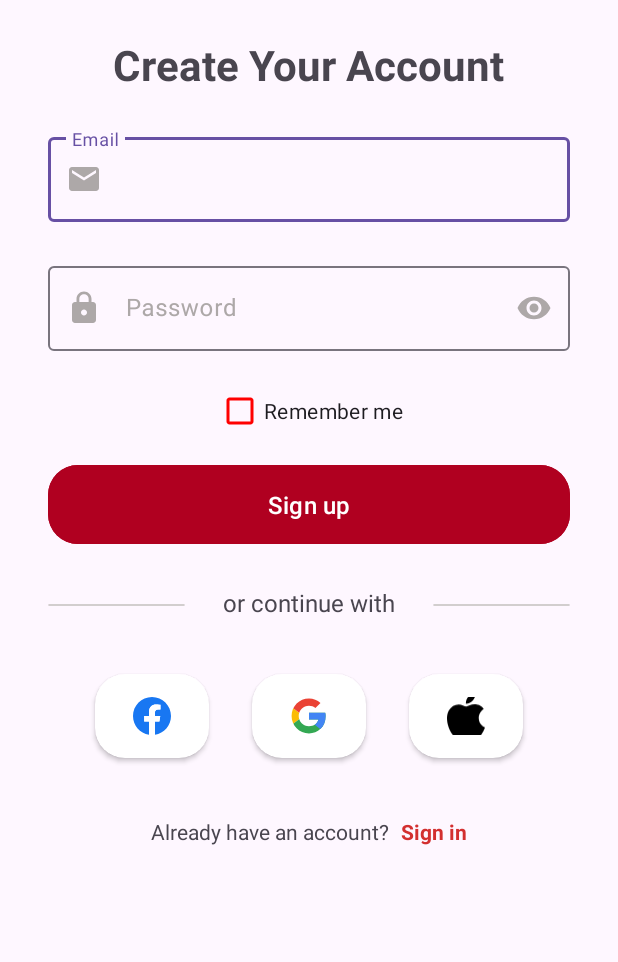
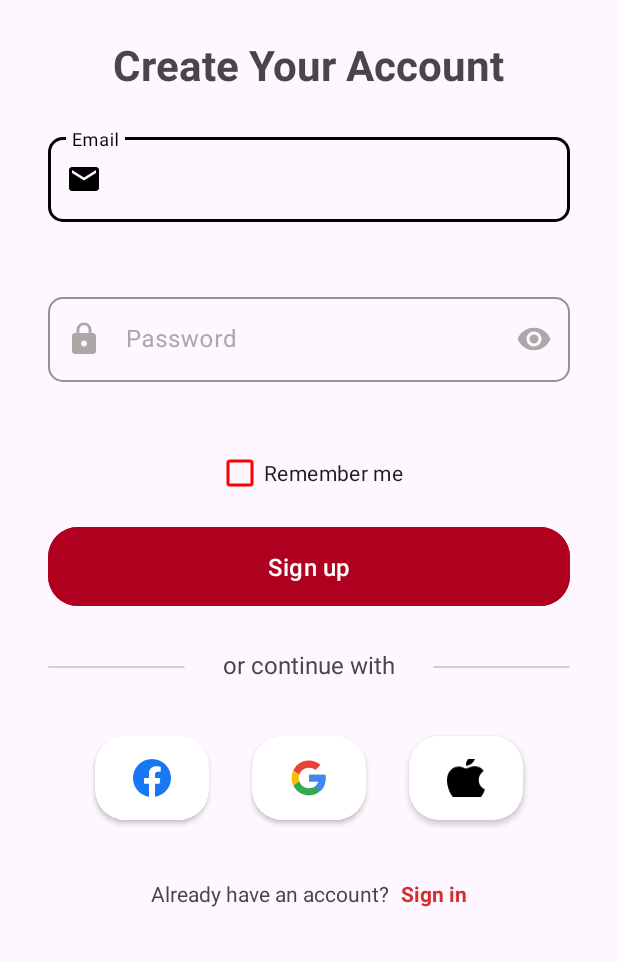
Before and after one commit to turanbalayev/movies-app, an Android app: the screen it shows after launch (MainActivity), on a phone screen of 412 x 824 dp, the part 274-1236 px from its top. Run offline under Robolectric (Android 15) with nearby library versions, the phone set to English and light mode, and no system bars.

Commit message:
Fix focused and hovered state of textfields in create account fragment

```diff
--- a/app/src/main/res/drawable/custom_input.xml
+++ b/app/src/main/res/drawable/custom_input.xml
@@ -1,18 +1,28 @@
 <?xml version="1.0" encoding="utf-8"?>
+<!--
+     Copyright (C) 2021 The Android Open Source Project
+
+     Licensed under the Apache License, Version 2.0 (the "License");
+     you may not use this file except in compliance with the License.
+     You may obtain a copy of the License at
+
+          http://www.apache.org/licenses/LICENSE-2.0
+
+     Unless required by applicable law or agreed to in writing, software
+     distributed under the License is distributed on an "AS IS" BASIS,
+     WITHOUT WARRANTIES OR CONDITIONS OF ANY KIND, either express or implied.
+     See the License for the specific language governing permissions and
+     limitations under the License.
+-->
 <selector xmlns:android="http://schemas.android.com/apk/res/android">
-    <item android:state_enabled="true" android:state_focused="true">
-        <shape android:shape="rectangle">
-            <solid android:color="@color/white" />
-            <stroke android:width="1dp" android:color="#FF0000" />
-            <corners android:radius="5dp" />
-        </shape>
-    </item>
-
-    <item android:state_enabled="true">
-        <shape android:shape="rectangle">
-            <solid android:color="@color/white" />
-            <stroke android:width="1dp" android:color="#ff0000" />
-            <corners android:radius="5dp" />
-        </shape>
-    </item>
+    <!-- Activated -->
+    <item android:color="#ADA8A8" android:state_activated="true"/>
+    <!-- Disabled -->
+    <item android:alpha="@dimen/m3_comp_outlined_text_field_disabled_supporting_text_opacity" android:color="@macro/m3_comp_outlined_text_field_disabled_supporting_text_color" android:state_enabled="false"/>
+    <!-- Focused -->
+    <item android:color="@color/black" android:state_focused="true"/>
+    <!-- Hovered -->
+    <item android:color="@color/black" android:state_hovered="true"/>
+    <!-- Normal -->
+    <item android:color="#ADA8A8"/>
 </selector>
--- a/app/src/main/res/layout/fragment_create_account.xml
+++ b/app/src/main/res/layout/fragment_create_account.xml
@@ -36,6 +36,10 @@
         app:layout_constraintTop_toBottomOf="@+id/imgMLogo" />
 
     <com.google.android.material.textfield.TextInputLayout
+        app:boxCornerRadiusBottomEnd="10dp"
+        app:boxCornerRadiusBottomStart="10dp"
+        app:boxCornerRadiusTopStart="10dp"
+        app:boxCornerRadiusTopEnd="10dp"
         android:id="@+id/outlinedTextFieldEmail"
         android:layout_width="0dp"
         android:layout_height="wrap_content"
@@ -43,13 +47,16 @@
         android:layout_marginTop="24dp"
         android:layout_marginEnd="32dp"
         android:hint="Email"
-        android:textColorHint="#ADA8A8"
-        app:boxStrokeErrorColor="#FF0000"
+        android:textColorHint="#ada8a8"
+        app:boxStrokeColor="#000000"
+        app:boxStrokeErrorColor="#ff0000"
+        app:errorEnabled="true"
+        app:hintTextColor="@color/black"
         app:layout_constraintEnd_toEndOf="parent"
         app:layout_constraintStart_toStartOf="parent"
         app:layout_constraintTop_toBottomOf="@+id/textViewCreateAccount"
         app:startIconDrawable="@drawable/ic_email"
-        app:startIconTint="#ADA8A8">
+        app:startIconTint="@drawable/custom_input">
 
         <com.google.android.material.textfield.TextInputEditText
             android:layout_width="match_parent"
@@ -61,6 +68,10 @@
 
 
     <com.google.android.material.textfield.TextInputLayout
+        app:boxCornerRadiusBottomEnd="10dp"
+        app:boxCornerRadiusBottomStart="10dp"
+        app:boxCornerRadiusTopStart="10dp"
+        app:boxCornerRadiusTopEnd="10dp"
         android:id="@+id/outlinedTextFieldPassword"
         android:layout_width="0dp"
         android:layout_height="wrap_content"
@@ -69,14 +80,17 @@
         android:layout_marginEnd="32dp"
         android:hint="Password"
         android:textColorHint="#ADA8A8"
-        app:boxStrokeErrorColor="#FF0000"
+        app:boxStrokeColor="#000000"
+        app:boxStrokeErrorColor="#ff0000"
         app:endIconMode="password_toggle"
-        app:endIconTint="#ada8a8"
+        app:endIconTint="@drawable/custom_input"
+        app:errorEnabled="true"
+        app:hintTextColor="@color/black"
         app:layout_constraintEnd_toEndOf="parent"
         app:layout_constraintStart_toStartOf="parent"
         app:layout_constraintTop_toBottomOf="@+id/outlinedTextFieldEmail"
         app:startIconDrawable="@drawable/ic_lock"
-        app:startIconTint="#ADA8A8">
+        app:startIconTint="@drawable/custom_input">
 
         <com.google.android.material.textfield.TextInputEditText
             android:layout_width="match_parent"
```
